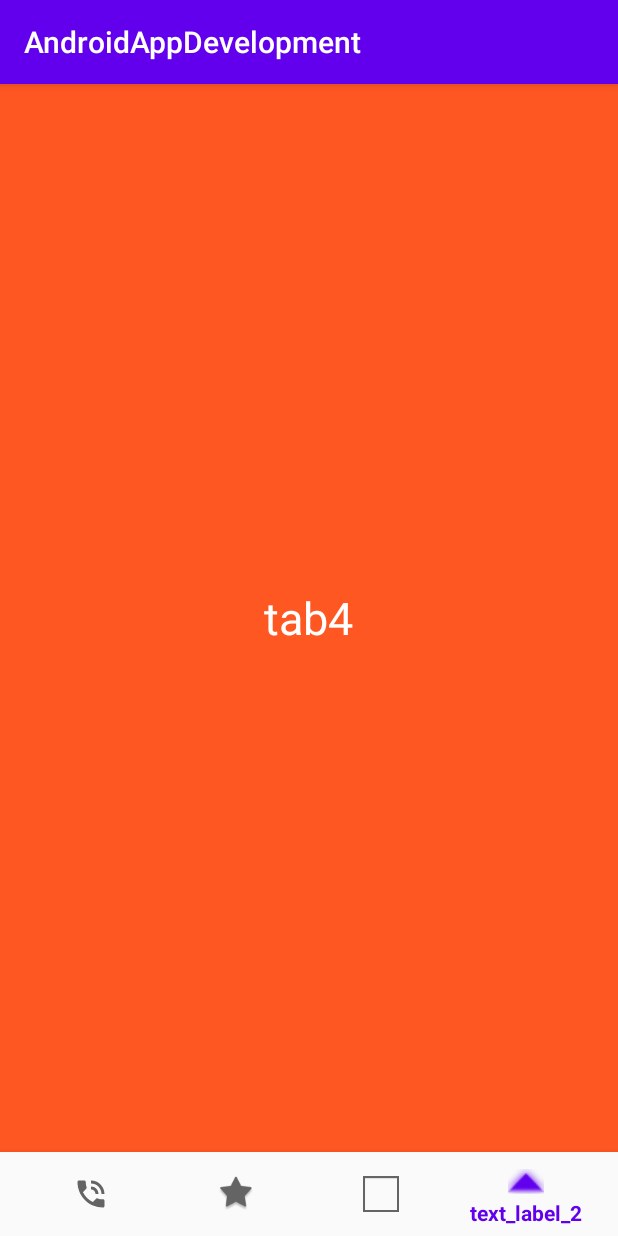
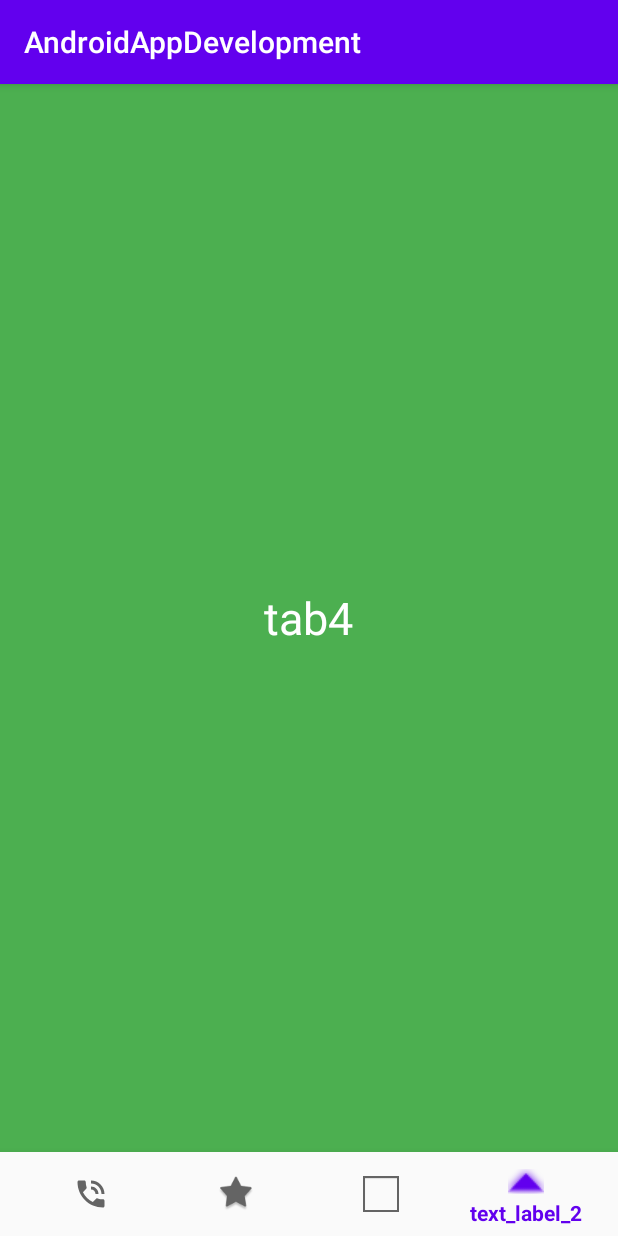
Before and after one commit to Raghuvorkady/Android-App-Development-Specialization, an Android app: the screen it shows after launch (MainActivity), item 4 of the bottom bar chosen, on a phone screen of 412 x 824 dp. Run offline under Robolectric (Android 15) with nearby library versions, the phone set to English and light mode, and no system bars.

Commit message:
Green color

```diff
--- a/app/src/main/res/layout/fragment_tab4.xml
+++ b/app/src/main/res/layout/fragment_tab4.xml
@@ -3,7 +3,7 @@
     xmlns:tools="http://schemas.android.com/tools"
     android:layout_width="match_parent"
     android:layout_height="match_parent"
-    android:background="#FF5722"
+    android:background="#4CAF50"
     tools:context=".tab4">
 
     <!-- TODO: Update blank fragment layout -->
```
